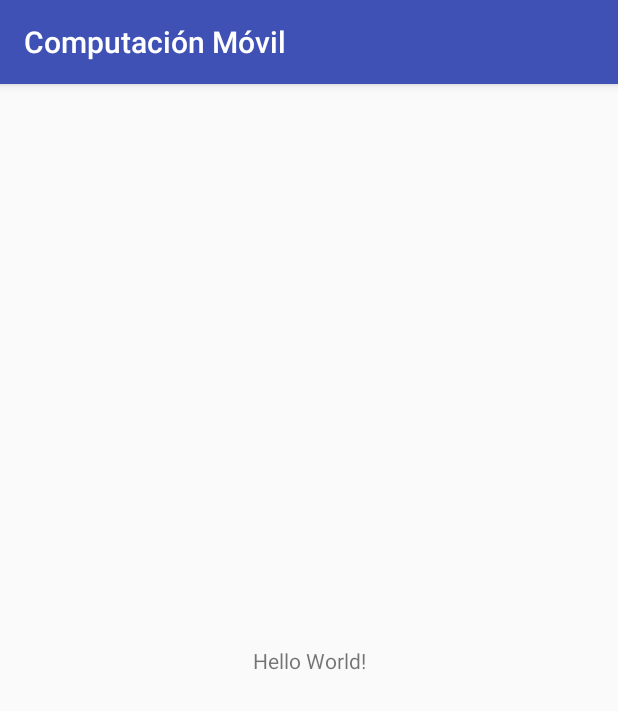
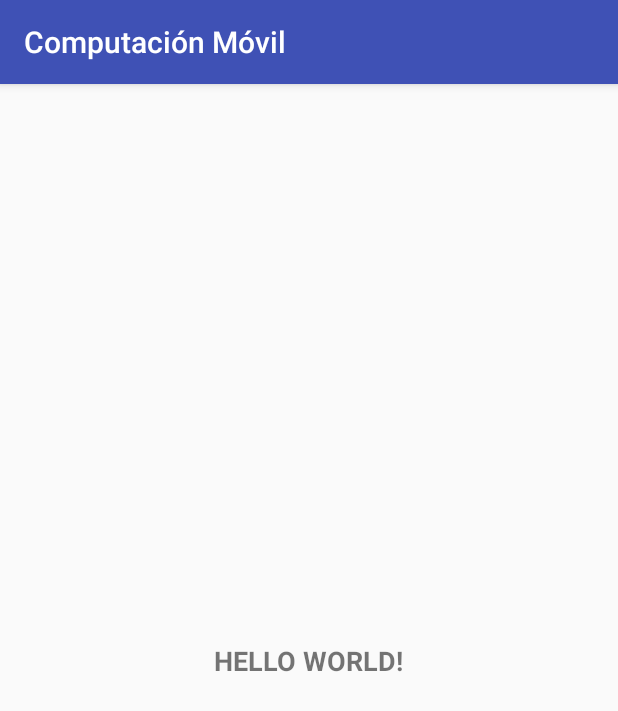
Before and after one commit to pablosalgado/UNADroid, an Android app: the screen it shows after launch (MainActivity), on a phone screen of 412 x 824 dp. Shown: the top 711 px of the screen. Run offline under Robolectric (Android 15) with nearby library versions, the phone set to English and light mode, and no system bars.

Commit message:
Sincronización en Arsensys
ok!

```diff
--- a/app/src/main/res/layout/activity_main.xml
+++ b/app/src/main/res/layout/activity_main.xml
@@ -10,9 +10,13 @@
         android:layout_width="wrap_content"
         android:layout_height="wrap_content"
         android:text="Hello World!"
+        android:textAllCaps="true"
+        android:textSize="18sp"
+        android:textStyle="bold"
         app:layout_constraintBottom_toBottomOf="parent"
         app:layout_constraintLeft_toLeftOf="parent"
         app:layout_constraintRight_toRightOf="parent"
-        app:layout_constraintTop_toTopOf="parent" />
+        app:layout_constraintTop_toTopOf="parent"
+        tools:text="Hola mundo!" />
 
 </android.support.constraint.ConstraintLayout>
```
